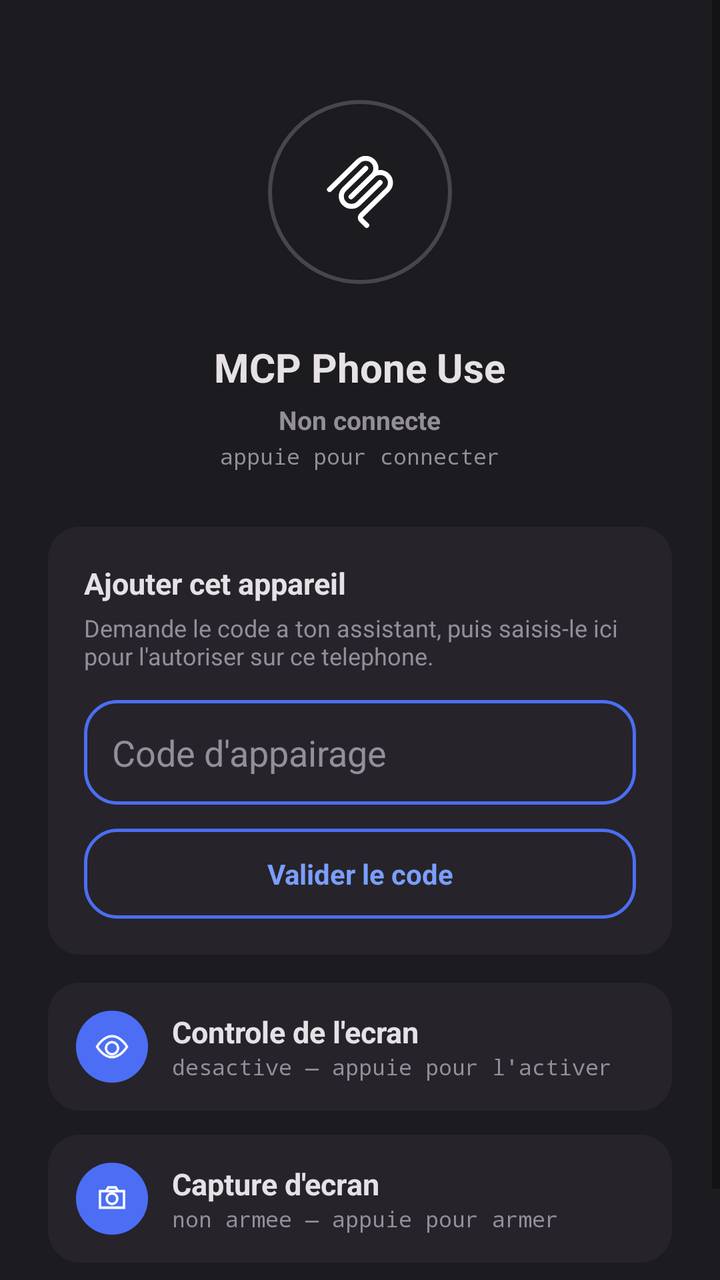
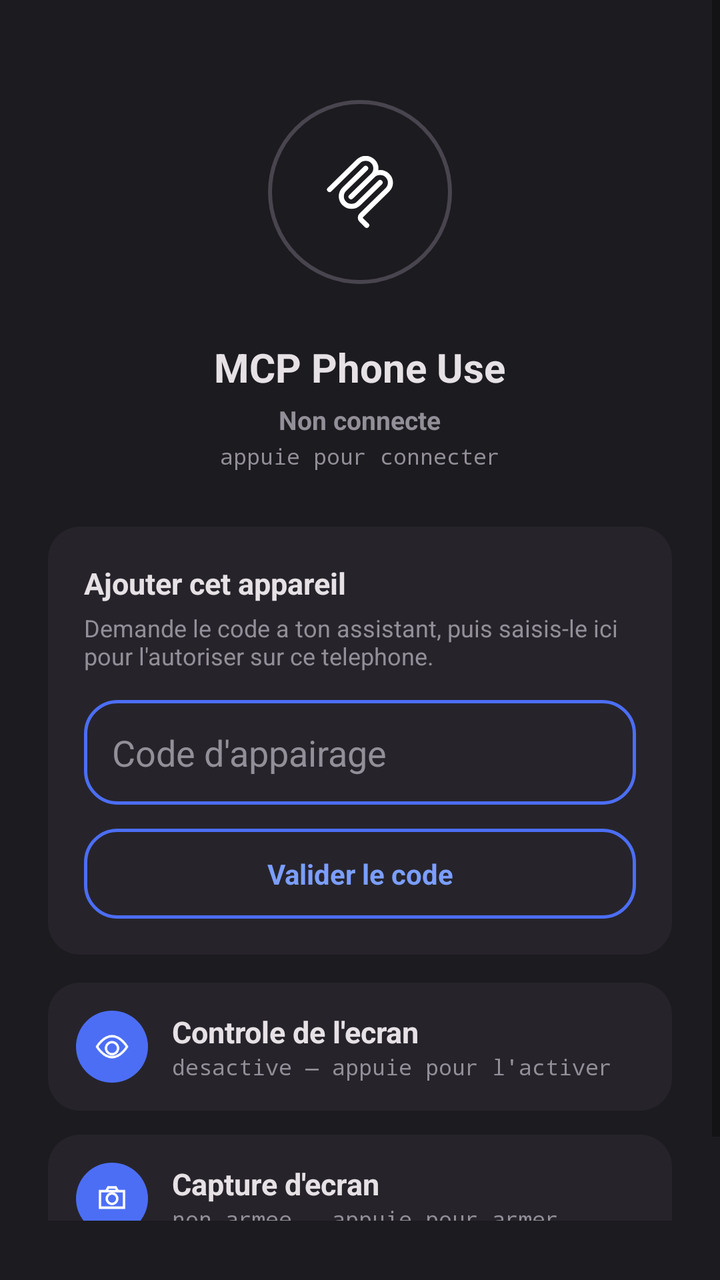

Two renders of the same Android screen: before a commit and after it. Below are the layout's source before the change and the commit's diff.
<!-- AndroidManifest.xml: application theme Theme.DeviceAgent -->
<!-- res/layout/activity_main.xml -->
<?xml version="1.0" encoding="utf-8"?>
<ScrollView xmlns:android="http://schemas.android.com/apk/res/android"
    android:layout_width="match_parent"
    android:layout_height="match_parent"
    android:background="@color/bg_dark"
    android:fillViewport="true">
<LinearLayout
    android:layout_width="match_parent"
    android:layout_height="match_parent"
    android:orientation="vertical"
    android:gravity="center_vertical"
    android:padding="24dp">

    
    <LinearLayout
        android:id="@+id/heroContainer"
        android:layout_width="match_parent"
        android:layout_height="wrap_content"
        android:orientation="vertical"
        android:gravity="center"
        android:paddingTop="12dp"
        android:paddingBottom="28dp"
        android:clickable="true"
        android:focusable="true">

        <FrameLayout
            android:layout_width="120dp"
            android:layout_height="120dp"
            android:layout_marginBottom="14dp"
            android:clipChildren="false"
            android:clipToPadding="false">
            <View
                android:id="@+id/heroPulseRing"
                android:layout_width="92dp"
                android:layout_height="92dp"
                android:layout_gravity="center"
                android:background="@drawable/bg_pulse_ring"
                android:visibility="invisible" />
            <View
                android:id="@+id/heroOrbBackground"
                android:layout_width="92dp"
                android:layout_height="92dp"
                android:layout_gravity="center"
                android:background="@drawable/bg_orb_disconnected" />
            <ImageView
                android:id="@+id/heroOrbIcon"
                android:layout_width="36dp"
                android:layout_height="36dp"
                android:layout_gravity="center"
                android:src="@drawable/ic_mcp_logo" />
        </FrameLayout>

        <TextView
            android:layout_width="wrap_content"
            android:layout_height="wrap_content"
            android:text="MCP Phone Use"
            android:textSize="20sp"
            android:textStyle="bold"
            android:textColor="@color/text_primary" />

        <TextView
            android:id="@+id/heroStatusText"
            android:layout_width="wrap_content"
            android:layout_height="wrap_content"
            android:layout_marginTop="4dp"
            android:text="Non connecte"
            android:textSize="13sp"
            android:textStyle="bold"
            android:textColor="@color/text_secondary" />

        <TextView
            android:id="@+id/heroSubText"
            android:layout_width="wrap_content"
            android:layout_height="wrap_content"
            android:layout_marginTop="2dp"
            android:text="appuie pour connecter"
            android:textSize="11sp"
            android:fontFamily="monospace"
            android:textColor="@color/text_secondary" />

    </LinearLayout>

    
    <LinearLayout
        android:id="@+id/enrollCard"
        android:layout_width="match_parent"
        android:layout_height="wrap_content"
        android:orientation="vertical"
        android:background="@drawable/bg_row_active"
        android:padding="18dp"
        android:layout_marginBottom="14dp">

        <TextView
            android:layout_width="match_parent"
            android:layout_height="wrap_content"
            android:text="Ajouter cet appareil"
            android:textSize="15sp"
            android:textStyle="bold"
            android:textColor="@color/text_primary" />

        <TextView
            android:layout_width="match_parent"
            android:layout_height="wrap_content"
            android:layout_marginTop="4dp"
            android:layout_marginBottom="14dp"
            android:text="Demande le code a ton assistant, puis saisis-le ici pour l'autoriser sur ce telephone."
            android:textSize="12sp"
            android:textColor="@color/text_secondary" />

        <EditText
            android:id="@+id/serverUrlInput"
            android:layout_width="match_parent"
            android:layout_height="0dp"
            android:layout_weight="0"
            android:visibility="gone"
            android:hint="URL du relais" />

        <FrameLayout
            android:layout_width="match_parent"
            android:layout_height="wrap_content"
            android:background="@drawable/bg_row_inactive"
            android:layout_marginBottom="12dp">
            <EditText
                android:id="@+id/enrollmentCodeInput"
                android:layout_width="match_parent"
                android:layout_height="wrap_content"
                android:padding="14dp"
                android:background="@android:color/transparent"
                android:textColor="@color/text_primary"
                android:textColorHint="@color/text_secondary"
                android:hint="Code d'appairage" />
        </FrameLayout>

        <TextView
            android:id="@+id/enrollButton"
            android:layout_width="match_parent"
            android:layout_height="wrap_content"
            android:background="@drawable/bg_row_inactive"
            android:padding="13dp"
            android:gravity="center"
            android:clickable="true"
            android:focusable="true"
            android:text="Valider le code"
            android:textColor="@color/accent_blue_light"
            android:textStyle="bold"
            android:textSize="14sp" />

    </LinearLayout>

    
    <LinearLayout
        android:id="@+id/accessibilityRow"
        android:layout_width="match_parent"
        android:layout_height="wrap_content"
        android:orientation="horizontal"
        android:gravity="center_vertical"
        android:background="@drawable/bg_row_active"
        android:padding="14dp"
        android:layout_marginBottom="12dp"
        android:clickable="true"
        android:focusable="true">

        <FrameLayout
            android:layout_width="36dp"
            android:layout_height="36dp"
            android:background="@drawable/bg_icon_circle"
            android:layout_marginEnd="12dp">
            <ImageView
                android:id="@+id/accessibilityIcon"
                android:layout_width="18dp"
                android:layout_height="18dp"
                android:layout_gravity="center"
                android:src="@drawable/ic_eye" />
        </FrameLayout>

        <LinearLayout
            android:layout_width="0dp"
            android:layout_height="wrap_content"
            android:layout_weight="1"
            android:orientation="vertical">
            <TextView
                android:id="@+id/accessibilityMainText"
                android:layout_width="match_parent"
                android:layout_height="wrap_content"
                android:text="Controle de l'ecran"
                android:textSize="15sp"
                android:textStyle="bold"
                android:textColor="@color/text_primary" />
            <TextView
                android:id="@+id/accessibilitySubText"
                android:layout_width="match_parent"
                android:layout_height="wrap_content"
                android:text="desactive — appuie pour l'activer"
                android:textSize="11sp"
                android:fontFamily="monospace"
                android:textColor="@color/text_secondary" />
        </LinearLayout>
    </LinearLayout>

    
    <LinearLayout
        android:id="@+id/captureRow"
        android:layout_width="match_parent"
        android:layout_height="wrap_content"
        android:orientation="horizontal"
        android:gravity="center_vertical"
        android:background="@drawable/bg_row_active"
        android:padding="14dp"
        android:clickable="true"
        android:focusable="true">

        <FrameLayout
            android:layout_width="36dp"
            android:layout_height="36dp"
            android:background="@drawable/bg_icon_circle"
            android:layout_marginEnd="12dp">
            <ImageView
                android:id="@+id/captureIcon"
                android:layout_width="18dp"
                android:layout_height="18dp"
                android:layout_gravity="center"
                android:src="@drawable/ic_camera" />
        </FrameLayout>

        <LinearLayout
            android:layout_width="0dp"
            android:layout_height="wrap_content"
            android:layout_weight="1"
            android:orientation="vertical">
            <TextView
                android:layout_width="match_parent"
                android:layout_height="wrap_content"
                android:text="Capture d'ecran"
                android:textSize="15sp"
                android:textStyle="bold"
                android:textColor="@color/text_primary" />
            <TextView
                android:id="@+id/screenCaptureStatusText"
                android:layout_width="match_parent"
                android:layout_height="wrap_content"
                android:text="non armee — appuie pour armer"
                android:textSize="11sp"
                android:fontFamily="monospace"
                android:textColor="@color/text_secondary" />
        </LinearLayout>
    </LinearLayout>


    <TextView
        android:id="@+id/versionText"
        android:layout_width="match_parent"
        android:layout_height="wrap_content"
        android:layout_marginTop="20dp"
        android:gravity="center"
        android:text=""
        android:textSize="10sp"
        android:fontFamily="monospace"
        android:textColor="@color/text_secondary" />

</LinearLayout>
</ScrollView>
<!-- resources referenced by this layout -->
<resources>
  <color name="accent_blue_light">#7B9EFF</color>
  <color name="bg_dark">#1C1B1F</color>
  <color name="text_primary">#E6E1E5</color>
  <color name="text_secondary">#938F99</color>
  <!-- drawable bg_icon_circle (drawable) -->
  <?xml version="1.0" encoding="utf-8"?>
  <shape xmlns:android="http://schemas.android.com/apk/res/android" android:shape="oval">
      <solid android:color="@color/accent_blue" />
  </shape>
  <!-- drawable bg_orb_disconnected (drawable) -->
  <?xml version="1.0" encoding="utf-8"?>
  <shape xmlns:android="http://schemas.android.com/apk/res/android" android:shape="oval">
      <solid android:color="@android:color/transparent" />
      <stroke android:width="2dp" android:color="@color/field_border" />
  </shape>
  <!-- drawable bg_pulse_ring (drawable) -->
  <?xml version="1.0" encoding="utf-8"?>
  <shape xmlns:android="http://schemas.android.com/apk/res/android" android:shape="oval">
      <solid android:color="@android:color/transparent" />
      <stroke android:width="2dp" android:color="@color/accent_blue" />
  </shape>
  <!-- drawable bg_row_active (drawable) -->
  <?xml version="1.0" encoding="utf-8"?>
  <shape xmlns:android="http://schemas.android.com/apk/res/android" android:shape="rectangle">
      <corners android:radius="16dp" />
      <solid android:color="@color/card_surface" />
  </shape>
  <!-- drawable bg_row_inactive (drawable) -->
  <?xml version="1.0" encoding="utf-8"?>
  <shape xmlns:android="http://schemas.android.com/apk/res/android" android:shape="rectangle">
      <corners android:radius="16dp" />
      <solid android:color="@android:color/transparent" />
      <stroke android:width="1.5dp" android:color="@color/accent_blue" />
  </shape>
  <!-- drawable ic_camera (drawable) -->
  <?xml version="1.0" encoding="utf-8"?>
  <vector xmlns:android="http://schemas.android.com/apk/res/android"
      android:width="20dp" android:height="20dp"
      android:viewportWidth="24" android:viewportHeight="24">
      <path
          android:pathData="M4,7 L20,7 L20,18 L4,18 Z"
          android:strokeColor="#FFFFFF" android:strokeWidth="1.6" android:fillColor="#00000000" />
      <path
          android:pathData="M8,7 L9.5,4.5 L14.5,4.5 L16,7"
          android:strokeColor="#FFFFFF" android:strokeWidth="1.6" android:fillColor="#00000000" />
      <path
          android:pathData="M12,15.5 C13.93,15.5 15.5,13.93 15.5,12 C15.5,10.07 13.93,8.5 12,8.5 C10.07,8.5 8.5,10.07 8.5,12 C8.5,13.93 10.07,15.5 12,15.5 Z"
          android:strokeColor="#FFFFFF" android:strokeWidth="1.6" android:fillColor="#00000000" />
  </vector>
  <!-- drawable ic_eye (drawable) -->
  <?xml version="1.0" encoding="utf-8"?>
  <vector xmlns:android="http://schemas.android.com/apk/res/android"
      android:width="20dp" android:height="20dp"
      android:viewportWidth="24" android:viewportHeight="24">
      <path
          android:pathData="M12,5 C6,5 2,12 2,12 C2,12 6,19 12,19 C18,19 22,12 22,12 C22,12 18,5 12,5 Z"
          android:strokeColor="#FFFFFF" android:strokeWidth="1.6" android:fillColor="#00000000" />
      <path
          android:pathData="M12,9 C9.79,9 8,10.79 8,13 C8,15.21 9.79,17 12,17 C14.21,17 16,15.21 16,13 C16,10.79 14.21,9 12,9 Z"
          android:strokeColor="#FFFFFF" android:strokeWidth="1.6" android:fillColor="#00000000" />
  </vector>
  <style name="Theme.DeviceAgent" parent="Theme.MaterialComponents.DayNight.NoActionBar" />
  <color name="accent_blue">#4C6EF5</color>
  <color name="field_border">#49454F</color>
  <color name="card_surface">#26242A</color>
  <!-- unchanged entries left out for length: 1 -->
</resources>

<!-- the commit's change to res/layout/activity_main.xml (unified diff, before → after) -->
@@ -1,8 +1,14 @@
 <?xml version="1.0" encoding="utf-8"?>
-<ScrollView xmlns:android="http://schemas.android.com/apk/res/android"
+<LinearLayout xmlns:android="http://schemas.android.com/apk/res/android"
     android:layout_width="match_parent"
     android:layout_height="match_parent"
-    android:background="@color/bg_dark"
+    android:orientation="vertical"
+    android:background="@color/bg_dark">
+
+<ScrollView
+    android:layout_width="match_parent"
+    android:layout_height="0dp"
+    android:layout_weight="1"
     android:fillViewport="true">
 <LinearLayout
     android:layout_width="match_parent"
@@ -246,11 +252,14 @@
     </LinearLayout>
 
 
+</LinearLayout>
+</ScrollView>
+
     <TextView
         android:id="@+id/versionText"
         android:layout_width="match_parent"
         android:layout_height="wrap_content"
-        android:layout_marginTop="20dp"
+        android:layout_marginBottom="16dp"
         android:gravity="center"
         android:text=""
         android:textSize="10sp"
@@ -258,4 +267,3 @@
         android:textColor="@color/text_secondary" />
 
 </LinearLayout>
-</ScrollView>
